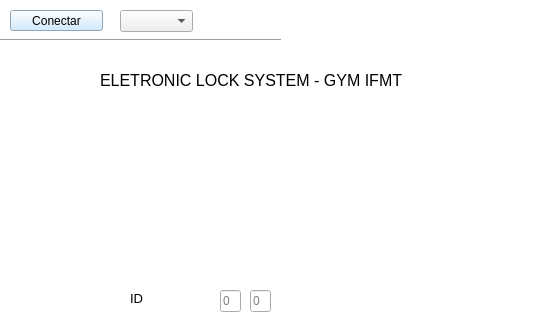
First picture: the form in Interface PC/gui/login_gui.ui, repository DanubiaM/eletronic-lock-system, before the edit; both pictures show x 0 to 533 and y 0 to 320 of the 533 by 477 pixel window.
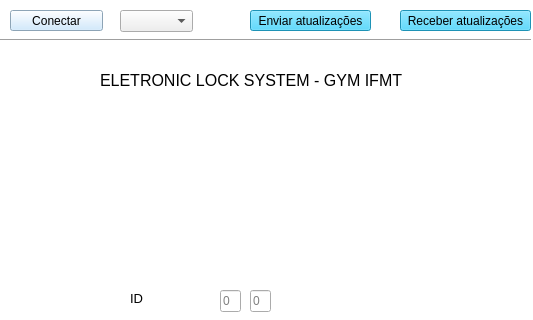
Second picture: the form after the edit. Icons and pictures are not drawn.

```diff
--- a/Interface PC/gui/login_gui.ui
+++ b/Interface PC/gui/login_gui.ui
@@ -147,7 +147,7 @@
     <rect>
      <x>0</x>
      <y>30</y>
-     <width>281</width>
+     <width>531</width>
      <height>20</height>
     </rect>
    </property>
@@ -251,6 +251,18 @@
      <height>481</height>
     </rect>
    </property>
+   <property name="minimumSize">
+    <size>
+     <width>541</width>
+     <height>481</height>
+    </size>
+   </property>
+   <property name="maximumSize">
+    <size>
+     <width>541</width>
+     <height>481</height>
+    </size>
+   </property>
    <property name="styleSheet">
     <string notr="true">background-color: rgb(255, 255, 255);</string>
    </property>
@@ -258,6 +270,40 @@
     <string/>
    </property>
   </widget>
+  <widget class="QPushButton" name="btnEnviar">
+   <property name="geometry">
+    <rect>
+     <x>250</x>
+     <y>10</y>
+     <width>121</width>
+     <height>21</height>
+    </rect>
+   </property>
+   <property name="styleSheet">
+    <string notr="true">background-color: rgb(42, 206, 255);
+font: 75 8pt &quot;MS Shell Dlg 2&quot;;</string>
+   </property>
+   <property name="text">
+    <string>Enviar atualizações</string>
+   </property>
+  </widget>
+  <widget class="QPushButton" name="btnReceber">
+   <property name="geometry">
+    <rect>
+     <x>400</x>
+     <y>10</y>
+     <width>131</width>
+     <height>21</height>
+    </rect>
+   </property>
+   <property name="styleSheet">
+    <string notr="true">background-color: rgb(42, 206, 255);
+font: 75 8pt &quot;MS Shell Dlg 2&quot;;</string>
+   </property>
+   <property name="text">
+    <string>Receber atualizações</string>
+   </property>
+  </widget>
   <zorder>label_5</zorder>
   <zorder>label</zorder>
   <zorder>label_3</zorder>
@@ -273,6 +319,8 @@
   <zorder>input_senha4</zorder>
   <zorder>label_2</zorder>
   <zorder>comboBox_COMS</zorder>
+  <zorder>btnEnviar</zorder>
+  <zorder>btnReceber</zorder>
  </widget>
  <resources>
   <include location="img.qrc"/>
```
